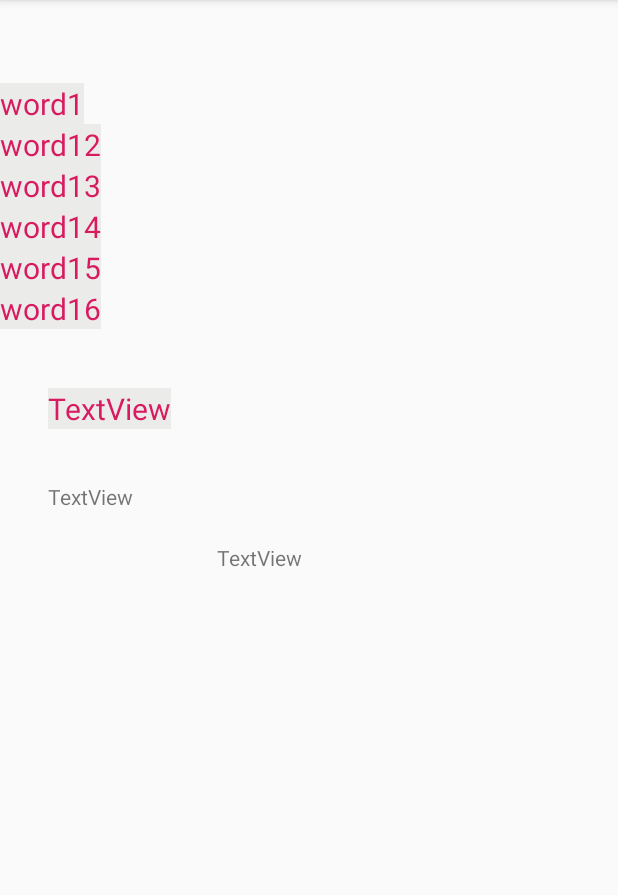
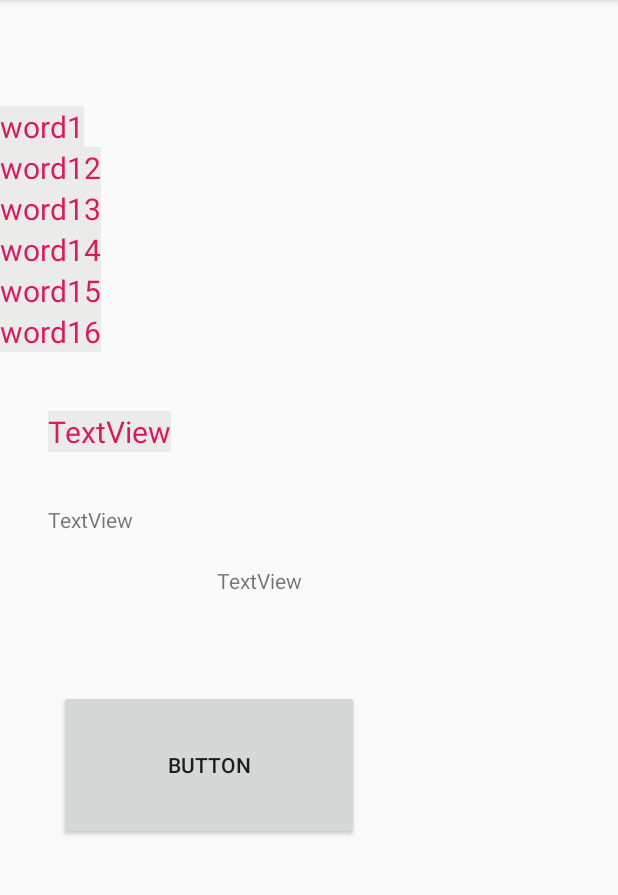
Before and after one commit to abdultanveer/Batch2, an Android app: the screen it shows after launch (CalculatorActivity), on a phone screen of 412 x 824 dp, the part 84-979 px from its top. Run offline under Robolectric (Android 15) with nearby library versions, the phone set to English and light mode, and no system bars.

Commit message:
version, screen sizes, percentages-layout-weight

```diff
--- a/app/src/main/res/layout/activity_recyclerview.xml
+++ b/app/src/main/res/layout/activity_recyclerview.xml
@@ -9,7 +9,9 @@
         android:id="@+id/recyclerview"
         android:layout_width="match_parent"
         android:layout_height="wrap_content"
-        app:layout_constraintBottom_toBottomOf="parent"
+        android:layout_marginTop="50dp"
+        android:layout_marginBottom="204dp"
+        app:layout_constraintBottom_toTopOf="@+id/button7"
         app:layout_constraintEnd_toEndOf="parent"
         app:layout_constraintHorizontal_bias="0.0"
         app:layout_constraintStart_toStartOf="parent"
@@ -50,6 +52,18 @@
         app:layout_constraintStart_toEndOf="@+id/textView3"
         app:layout_constraintTop_toBottomOf="@+id/textView3" />
 
+    <Button
+        android:id="@+id/button7"
+        android:layout_width="@dimen/buttonwidth"
+        android:layout_height="@dimen/buttonheight"
+        android:layout_marginStart="39dp"
+        android:layout_marginLeft="39dp"
+        android:layout_marginBottom="187dp"
+        android:text="Button"
+        app:layout_constraintBottom_toBottomOf="parent"
+        app:layout_constraintStart_toStartOf="parent"
+        app:layout_constraintTop_toBottomOf="@+id/recyclerview" />
+
     <!-- android:textSize="20sp"
      android:textColor="@color/colorPrimaryDark"
      android:background="#1230"-->
--- /dev/null
+++ b/app/src/main/res/values-v18/styles.xml
@@ -0,0 +1,9 @@
+<?xml version="1.0" encoding="utf-8"?>
+<resources>
+    <style name="AppTheme" parent="Theme.AppCompat.Light.DarkActionBar">
+        <!-- Customize your theme here. -->
+        <item name="colorPrimary">@color/colorPrimary</item>
+        <item name="colorPrimaryDark">@color/colorPrimaryDark</item>
+        <item name="colorAccent">@color/colorAccent</item>
+    </style>
+</resources>
--- a/app/src/main/res/values-w820dp/dimens.xml
+++ b/app/src/main/res/values-w820dp/dimens.xml
@@ -3,4 +3,6 @@
          (such as screen margins) for screens with more than 820dp of available width. This
          would include 7" and 10" devices in landscape (~960dp and ~1280dp respectively). -->
     <dimen name="activity_horizontal_margin">64dp</dimen>
+    <dimen name="buttonwidth">300dp</dimen>
+    <dimen name="buttonheight">125dp</dimen>
 </resources>
--- /dev/null
+++ b/app/src/main/res/values-xlarge/dimens.xml
@@ -0,0 +1,5 @@
+<?xml version="1.0" encoding="utf-8"?>
+<resources>
+    <dimen name="buttonwidth">400dp</dimen>
+    <dimen name="buttonheight">200dp</dimen>
+</resources>
--- a/app/src/main/res/values/dimens.xml
+++ b/app/src/main/res/values/dimens.xml
@@ -7,4 +7,6 @@
     <dimen name="fab_margin">16dp</dimen>
     <dimen name="appbar_padding">16dp</dimen>
     <dimen name="appbar_padding_top">8dp</dimen>
+    <dimen name="buttonwidth">200dp</dimen>
+    <dimen name="buttonheight">100dp</dimen>
 </resources>
```
Also changed, not shown: app/src/main/res/layout/percentages.xml (added, +20 -0 lines).
